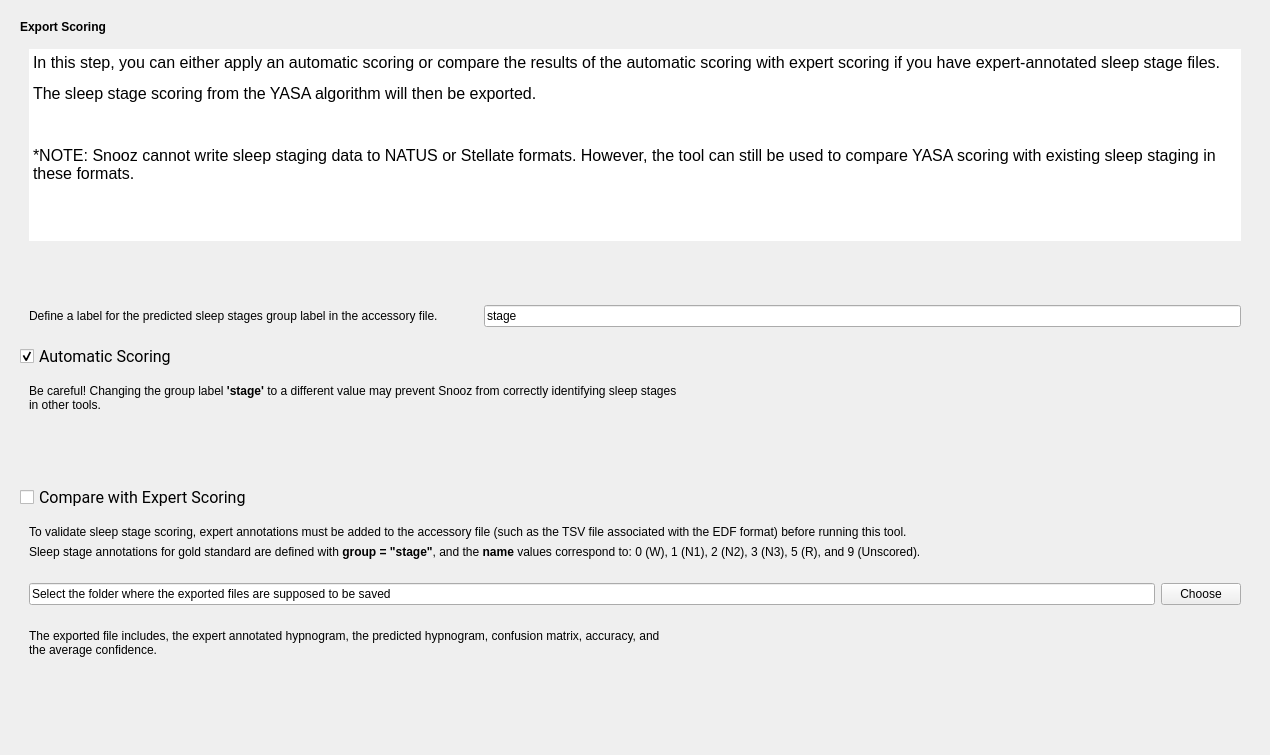
Before: the Qt Designer form tools/CEAMSTools/ScoreSleepStagesYASA/ExportResultsStep/Ui_ExportResultsStep.ui in SnoozToolbox/snooz-package-ceams, drawn with Qt 5.
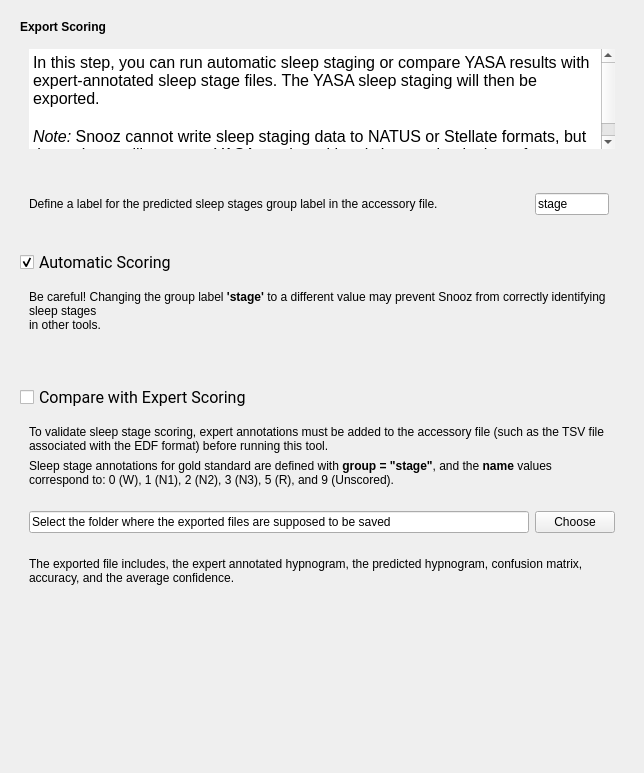
After: the same form once the commit is applied.

Commit message: Update the "Score Sleep Stage with YASA" tool for the "Signals from Events" module updated for group selection.

```diff
--- a/tools/CEAMSTools/ScoreSleepStagesYASA/ExportResultsStep/Ui_ExportResultsStep.ui
+++ b/tools/CEAMSTools/ScoreSleepStagesYASA/ExportResultsStep/Ui_ExportResultsStep.ui
@@ -6,8 +6,8 @@
    <rect>
     <x>0</x>
     <y>0</y>
-    <width>1270</width>
-    <height>755</height>
+    <width>643</width>
+    <height>773</height>
    </rect>
   </property>
   <property name="windowTitle">
@@ -39,6 +39,9 @@
           <property name="text">
            <string>&lt;html&gt;&lt;head/&gt;&lt;body&gt;&lt;p&gt;&lt;span style=&quot; font-weight:700;&quot;&gt;Export Scoring&lt;/span&gt;&lt;/p&gt;&lt;/body&gt;&lt;/html&gt;</string>
           </property>
+          <property name="wordWrap">
+           <bool>true</bool>
+          </property>
          </widget>
         </item>
         <item>
@@ -61,6 +64,12 @@
           <layout class="QVBoxLayout" name="verticalLayout_6">
            <item>
             <widget class="QTextEdit" name="textEdit">
+             <property name="maximumSize">
+              <size>
+               <width>16777215</width>
+               <height>100</height>
+              </size>
+             </property>
              <property name="frameShape">
               <enum>QFrame::Shape::NoFrame</enum>
              </property>
@@ -81,10 +90,9 @@
 li.unchecked::marker { content: &quot;\2610&quot;; }
 li.checked::marker { content: &quot;\2612&quot;; }
 &lt;/style&gt;&lt;/head&gt;&lt;body style=&quot; font-family:'Roboto'; font-size:12pt; font-weight:400; font-style:normal;&quot;&gt;
-&lt;p style=&quot; margin-top:0px; margin-bottom:0px; margin-left:0px; margin-right:0px; -qt-block-indent:0; text-indent:0px;&quot;&gt;In this step, you can either apply an automatic scoring or compare the results of the automatic scoring with expert scoring if you have expert-annotated sleep stage files.&lt;/p&gt;
-&lt;p style=&quot; margin-top:12px; margin-bottom:12px; margin-left:0px; margin-right:0px; -qt-block-indent:0; text-indent:0px;&quot;&gt;The sleep stage scoring from the YASA algorithm will then be exported.&lt;/p&gt;
-&lt;p style=&quot;-qt-paragraph-type:empty; margin-top:12px; margin-bottom:12px; margin-left:0px; margin-right:0px; -qt-block-indent:0; text-indent:0px;&quot;&gt;&lt;br /&gt;&lt;/p&gt;
-&lt;p style=&quot; margin-top:12px; margin-bottom:12px; margin-left:0px; margin-right:0px; -qt-block-indent:0; text-indent:0px;&quot;&gt;*NOTE: Snooz cannot write sleep staging data to NATUS or Stellate formats. However, the tool can still be used to compare YASA scoring with existing sleep staging in these formats.&lt;/p&gt;&lt;/body&gt;&lt;/html&gt;</string>
+&lt;p style=&quot; margin-top:0px; margin-bottom:0px; margin-left:0px; margin-right:0px; -qt-block-indent:0; text-indent:0px;&quot;&gt;In this step, you can run automatic sleep staging or compare YASA results with expert-annotated sleep stage files. The YASA sleep staging will then be exported.&lt;/p&gt;
+&lt;p style=&quot;-qt-paragraph-type:empty; margin-top:0px; margin-bottom:0px; margin-left:0px; margin-right:0px; -qt-block-indent:0; text-indent:0px;&quot;&gt;&lt;br /&gt;&lt;/p&gt;
+&lt;p style=&quot; margin-top:0px; margin-bottom:0px; margin-left:0px; margin-right:0px; -qt-block-indent:0; text-indent:0px;&quot;&gt;&lt;span style=&quot; font-style:italic;&quot;&gt;Note:&lt;/span&gt; Snooz cannot write sleep staging data to NATUS or Stellate formats, but the tool can still compare YASA scoring with existing staging in these formats.&lt;/p&gt;&lt;/body&gt;&lt;/html&gt;</string>
              </property>
             </widget>
            </item>
@@ -93,10 +101,13 @@
              <property name="orientation">
               <enum>Qt::Orientation::Vertical</enum>
              </property>
+             <property name="sizeType">
+              <enum>QSizePolicy::Policy::Fixed</enum>
+             </property>
              <property name="sizeHint" stdset="0">
               <size>
                <width>20</width>
-               <height>40</height>
+               <height>20</height>
               </size>
              </property>
             </spacer>
@@ -115,34 +126,49 @@
           <layout class="QHBoxLayout" name="horizontalLayout_3">
            <item>
             <widget class="QLabel" name="label_2">
+             <property name="minimumSize">
+              <size>
+               <width>500</width>
+               <height>0</height>
+              </size>
+             </property>
              <property name="lineWidth">
               <number>0</number>
              </property>
              <property name="text">
               <string>&lt;html&gt;&lt;head/&gt;&lt;body&gt;&lt;p&gt;Define a label for the predicted sleep stages group label in the accessory file.&lt;/p&gt;&lt;/body&gt;&lt;/html&gt;</string>
              </property>
+             <property name="wordWrap">
+              <bool>true</bool>
+             </property>
             </widget>
            </item>
-           <item>
-            <spacer name="horizontalSpacer">
-             <property name="orientation">
-              <enum>Qt::Orientation::Vertical</enum>
-             </property>
-             <property name="sizeHint" stdset="0">
-              <size>
-               <width>40</width>
-               <height>20</height>
-              </size>
-             </property>
-            </spacer>
-           </item>
            <item>
             <widget class="QLineEdit" name="lineEdit_2">
+             <property name="maximumSize">
+              <size>
+               <width>500</width>
+               <height>16777215</height>
+              </size>
+             </property>
              <property name="text">
               <string>stage</string>
              </property>
             </widget>
            </item>
+           <item>
+            <spacer name="horizontalSpacer_2">
+             <property name="orientation">
+              <enum>Qt::Orientation::Horizontal</enum>
+             </property>
+             <property name="sizeHint" stdset="0">
+              <size>
+               <width>40</width>
+               <height>20</height>
+              </size>
+             </property>
+            </spacer>
+           </item>
           </layout>
          </widget>
         </item>
@@ -151,10 +177,13 @@
           <property name="orientation">
            <enum>Qt::Orientation::Vertical</enum>
           </property>
+          <property name="sizeType">
+           <enum>QSizePolicy::Policy::Fixed</enum>
+          </property>
           <property name="sizeHint" stdset="0">
            <size>
             <width>20</width>
-            <height>40</height>
+            <height>20</height>
            </size>
           </property>
          </spacer>
@@ -203,6 +232,9 @@
              <property name="text">
               <string>&lt;html&gt;&lt;head/&gt;&lt;body&gt;&lt;p&gt;Be careful! Changing the group label &lt;span style=&quot; font-weight:700;&quot;&gt;'stage'&lt;/span&gt; to a different value may prevent Snooz from correctly identifying sleep stages&lt;br/&gt;in other tools.&lt;/p&gt;&lt;/body&gt;&lt;/html&gt;</string>
              </property>
+             <property name="wordWrap">
+              <bool>true</bool>
+             </property>
             </widget>
            </item>
           </layout>
@@ -222,7 +254,7 @@
        <property name="sizeHint" stdset="0">
         <size>
          <width>20</width>
-         <height>40</height>
+         <height>20</height>
         </size>
        </property>
       </spacer>
@@ -265,6 +297,9 @@
              <property name="text">
               <string>&lt;html&gt;&lt;head/&gt;&lt;body&gt;&lt;p&gt;To validate sleep stage scoring, expert annotations must be added to the accessory file (such as the TSV file associated with the EDF format) before running this tool.&lt;/p&gt;&lt;/body&gt;&lt;/html&gt;</string>
              </property>
+             <property name="wordWrap">
+              <bool>true</bool>
+             </property>
             </widget>
            </item>
            <item>
@@ -275,6 +310,9 @@
              <property name="text">
               <string>&lt;html&gt;&lt;head/&gt;&lt;body&gt;&lt;p&gt;Sleep stage annotations for gold standard are defined with &lt;span style=&quot; font-weight:700;&quot;&gt;group = &amp;quot;stage&amp;quot;&lt;/span&gt;, and the &lt;span style=&quot; font-weight:700;&quot;&gt;name&lt;/span&gt; values correspond to: 0 (W), 1 (N1), 2 (N2), 3 (N3), 5 (R), and 9 (Unscored).&lt;/p&gt;&lt;/body&gt;&lt;/html&gt;</string>
              </property>
+             <property name="wordWrap">
+              <bool>true</bool>
+             </property>
             </widget>
            </item>
           </layout>
@@ -291,6 +329,12 @@
           <layout class="QHBoxLayout" name="horizontalLayout_4">
            <item>
             <widget class="QLineEdit" name="lineEdit">
+             <property name="minimumSize">
+              <size>
+               <width>500</width>
+               <height>0</height>
+              </size>
+             </property>
              <property name="text">
               <string>Select the folder where the exported files are supposed to be saved</string>
              </property>
@@ -298,11 +342,30 @@
            </item>
            <item>
             <widget class="QPushButton" name="pushButton">
+             <property name="maximumSize">
+              <size>
+               <width>500</width>
+               <height>16777215</height>
+              </size>
+             </property>
              <property name="text">
               <string>Choose</string>
              </property>
             </widget>
            </item>
+           <item>
+            <spacer name="horizontalSpacer_3">
+             <property name="orientation">
+              <enum>Qt::Orientation::Horizontal</enum>
+             </property>
+             <property name="sizeHint" stdset="0">
+              <size>
+               <width>40</width>
+               <height>20</height>
+              </size>
+             </property>
+            </spacer>
+           </item>
           </layout>
          </widget>
         </item>
@@ -321,7 +384,10 @@
               <number>0</number>
              </property>
              <property name="text">
-              <string>&lt;html&gt;&lt;head/&gt;&lt;body&gt;&lt;p&gt;The exported file includes, the expert annotated hypnogram, the predicted hypnogram, confusion matrix, accuracy, and&lt;br/&gt;the average confidence.&lt;/p&gt;&lt;/body&gt;&lt;/html&gt;</string>
+              <string>&lt;html&gt;&lt;head/&gt;&lt;body&gt;&lt;p&gt;The exported file includes, the expert annotated hypnogram, the predicted hypnogram, confusion matrix, accuracy, and the average confidence.&lt;/p&gt;&lt;/body&gt;&lt;/html&gt;</string>
+             </property>
+             <property name="wordWrap">
+              <bool>true</bool>
              </property>
             </widget>
            </item>
```
The commit also changes 8 other files.
